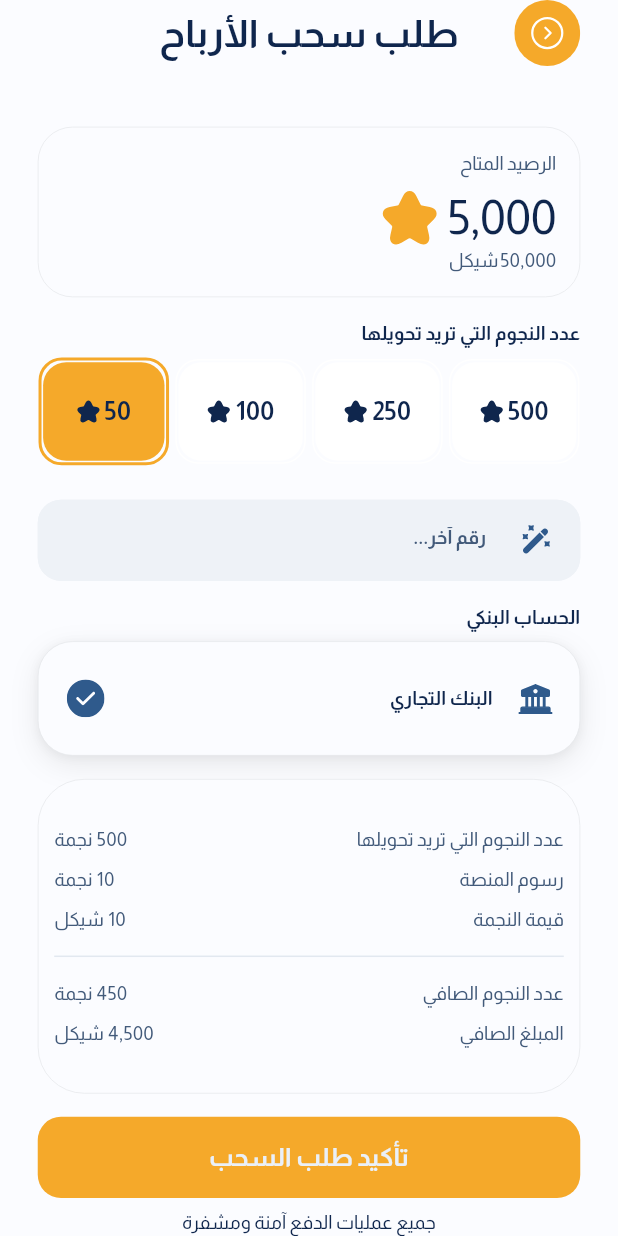
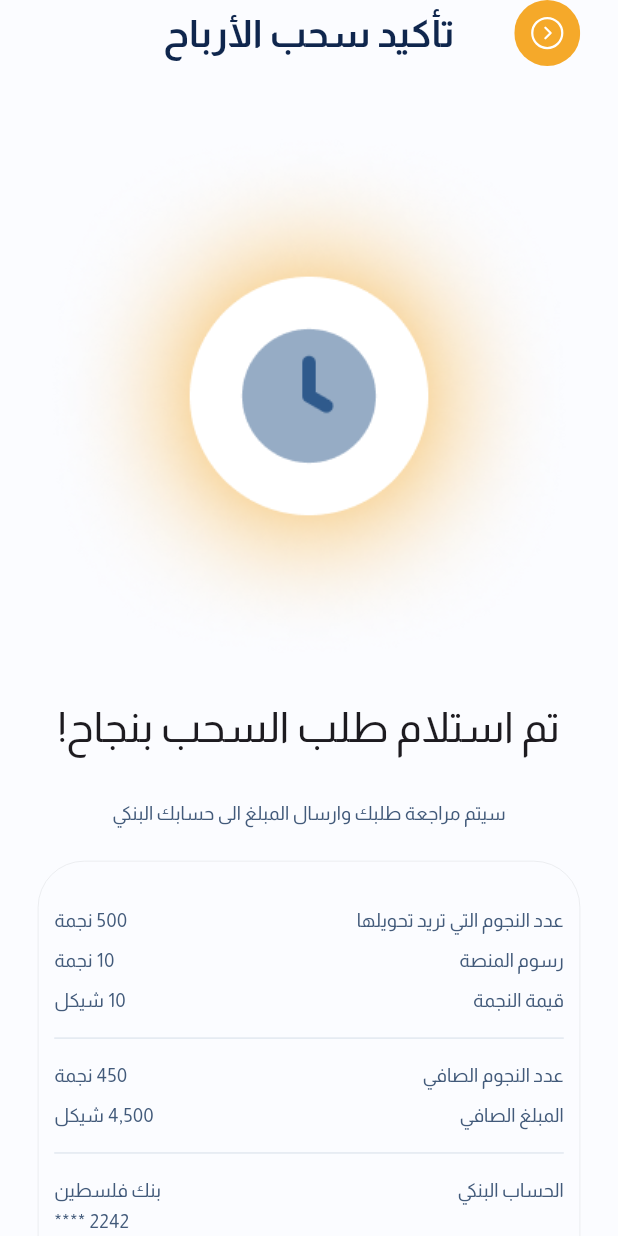
Before and after one commit to alhessiahmed/crowdfunding_platform, a Flutter app: the RequestToWithdrawProfitsScreen screen opened by its route, after a tap on "تأكيد طلب السحب", on a phone screen of 412 x 824 dp. Run offline on Flutter 3.47's test engine with Material 3 defaults, Android fonts, the phone set to English and light mode, and no system bars; our stand-ins replace dotted_border, flutter_screenutil, flutter_svg, get, image_picker, shared_preferences; missing offline and left inert: video_thumbnail; accounts and stored records are empty.

Commit message:
done summer_of_withdraw_screen.dart

```diff
--- a/lib/controller/core/constants/images_manager.dart
+++ b/lib/controller/core/constants/images_manager.dart
@@ -15,6 +15,7 @@ class ImagesManager {
   static const String starLight = '$mainPath/star_light.png';
   static const String starDark = '$mainPath/star_dark.png';
   static const String placeHolder = '$mainPath/place_holder.png';
+  static const String clockImage = '$mainPath/Clock.png';
 
   // Icons
   static const String iconsPath = 'assets/images/icons';
@@ -101,4 +102,6 @@ class ImagesManager {
   static const String magicPenIcon = '$iconsPath/ic_magicpen.svg';
   static const String checkLightCircleIcon =
       '$iconsPath/ic_check_light.circle.svg';
+  static const String estimatedITimeToWithdrawIcon =
+      '$iconsPath/ic_estimated_time_to_withdraw.svg';
 }
--- a/lib/controller/core/routes/get_pages.dart
+++ b/lib/controller/core/routes/get_pages.dart
@@ -8,6 +8,7 @@ import 'package:crowdfunding_platform/controller/getx/bindings/edit_campaign_det
 import 'package:crowdfunding_platform/controller/getx/bindings/home_binding.dart';
 import 'package:crowdfunding_platform/controller/getx/bindings/donar_home_binding.dart';
 import 'package:crowdfunding_platform/controller/getx/bindings/request_to_withdraw_profits_binding.dart';
+import 'package:crowdfunding_platform/controller/getx/bindings/summer_of_withdraw_binding.dart';
 import 'package:crowdfunding_platform/controller/getx/bindings/wallet_binding.dart';
 import 'package:crowdfunding_platform/view/screens/add_pymaent_method/add_payment_method_page.dart';
 import 'package:crowdfunding_platform/view/screens/add_pymaent_method/choose_payment_method_page.dart';
@@ -25,6 +26,7 @@ import 'package:crowdfunding_platform/view/screens/update_campaign/add_update_to
 import 'package:crowdfunding_platform/view/screens/update_campaign/control_campaign_screen.dart';
 import 'package:crowdfunding_platform/view/screens/update_campaign/edit_campaign_details_screen.dart';
 import 'package:crowdfunding_platform/view/screens/wallet/Request_to_withdraw_profits_screen.dart';
+import 'package:crowdfunding_platform/view/screens/wallet/summer_of_withdraw_screen.dart';
 import 'package:crowdfunding_platform/view/screens/wallet/wallet_screen.dart';
 import 'package:get/get.dart';
 
@@ -189,6 +191,11 @@ final List<GetPage<dynamic>> getPages = [
     page: () => const RequestToWithdrawProfitsScreen(),
     binding: RequestToWithdrawProfitsBinding(),
   ),
+  GetPage(
+    name: RoutesManager.summerOfWithdrawScreen,
+    page: () => const SummerOfWithdrawScreen(),
+    binding: SummerOfWithdrawBinding(),
+  ),
 
   // GetPage(
   //   name: AppRoutes.createAccount,
--- a/lib/controller/core/routes/routes_manager.dart
+++ b/lib/controller/core/routes/routes_manager.dart
@@ -33,4 +33,5 @@ class RoutesManager {
   static const walletScreen = '/wallet_screen';
   static const requestToWithdrawProfitsScreen =
       '/request_to_withdraw_profits_screen';
+  static const summerOfWithdrawScreen = '/summer_of_withdraw_screen';
 }
--- /dev/null
+++ b/lib/controller/getx/bindings/summer_of_withdraw_binding.dart
@@ -0,0 +1,9 @@
+import 'package:crowdfunding_platform/controller/getx/controllers/wallet/summer_of_withdraw_controller.dart';
+import 'package:get/instance_manager.dart';
+
+class SummerOfWithdrawBinding implements Bindings {
+  @override
+  void dependencies() {
+    Get.put(SummerOfWithdrawController());
+  }
+}
--- /dev/null
+++ b/lib/controller/getx/controllers/wallet/summer_of_withdraw_controller.dart
@@ -0,0 +1,3 @@
+import 'package:get/get.dart';
+
+class SummerOfWithdrawController extends GetxController {}
--- a/lib/controller/localization/ar.dart
+++ b/lib/controller/localization/ar.dart
@@ -267,4 +267,14 @@ Map<String, String> arLocale = {
   'Net_number_of_stars': 'عدد النجوم الصافي',
   'net_amount': 'المبلغ الصافي',
   'Confirm_withdrawal_request': 'تأكيد طلب السحب',
+  'Confirmation_of_profit_withdrawal': 'تأكيد سحب الأرباح',
+  'Your_withdrawal_request_has_been_received_successfully!':
+      'تم استلام طلب السحب بنجاح!',
+  'Your_request_will_be_reviewed_and_the_payment_will_be_sent_to_your_bank_Saccount.':
+      'سيتم مراجعة طلبك وارسال المبلغ الى حسابك البنكي',
+  'Expected_arrival_time': 'وقت الوصول المتوقع',
+  'The_review_usually_takes_24_to_48_hours.':
+      'تستغرق المراجعة عادة من 24 إلى 48 ساعة.',
+  'Go_to_the_control_panel': 'الانتقال إلى لوحة التحكم',
+  'Return_to_wallet': 'العودة للمحفظة',
 };
--- a/lib/view/screens/wallet/Request_to_withdraw_profits_screen.dart
+++ b/lib/view/screens/wallet/Request_to_withdraw_profits_screen.dart
@@ -1,4 +1,5 @@
 import 'package:crowdfunding_platform/controller/core/constants/images_manager.dart';
+import 'package:crowdfunding_platform/controller/core/routes/routes_manager.dart';
 import 'package:crowdfunding_platform/controller/getx/controllers/wallet/request_to_withdraw_profits_controller.dart';
 import 'package:crowdfunding_platform/view/widgets/card_divider.dart';
 import 'package:crowdfunding_platform/view/widgets/text_field_widget.dart';
@@ -11,7 +12,6 @@ import 'package:flutter/material.dart';
 import 'package:flutter_screenutil/flutter_screenutil.dart';
 import 'package:flutter_svg/flutter_svg.dart';
 import 'package:get/get.dart';
-import 'package:get/get_connect/http/src/utils/utils.dart';
 
 class RequestToWithdrawProfitsScreen
     extends GetView<RequestToWithdrawProfitsController> {
@@ -103,7 +103,9 @@ class RequestToWithdrawProfitsScreen
                 ),
                 SizedBox(height: 16.h),
                 ElevatedButton(
-                  onPressed: () {},
+                  onPressed: () {
+                    Get.toNamed(RoutesManager.summerOfWithdrawScreen);
+                  },
                   child: Text('Confirm_withdrawal_request'.tr),
                 ),
                 SizedBox(height: 8.h),
--- /dev/null
+++ b/lib/view/screens/wallet/summer_of_withdraw_screen.dart
@@ -0,0 +1,134 @@
+import 'package:crowdfunding_platform/controller/core/constants/colors_manager.dart';
+import 'package:crowdfunding_platform/controller/core/constants/images_manager.dart';
+import 'package:crowdfunding_platform/controller/core/routes/routes_manager.dart';
+import 'package:crowdfunding_platform/view/widgets/card_divider.dart';
+import 'package:crowdfunding_platform/view/widgets/update_campaign_widget/app_card.dart';
+import 'package:crowdfunding_platform/view/widgets/update_campaign_widget/appbar_section.dart';
+import 'package:crowdfunding_platform/view/widgets/wallet_widget/withdraw_request_summary_card.dart';
+import 'package:flutter/material.dart';
+import 'package:flutter_screenutil/flutter_screenutil.dart';
+import 'package:flutter_svg/svg.dart';
+import 'package:get/get.dart';
+
+import 'package:crowdfunding_platform/controller/getx/controllers/wallet/summer_of_withdraw_controller.dart';
+
+class SummerOfWithdrawScreen extends GetView<SummerOfWithdrawController> {
+  const SummerOfWithdrawScreen({super.key});
+
+  @override
+  Widget build(BuildContext context) {
+    return Scaffold(
+      body: SafeArea(
+        child: SingleChildScrollView(
+          child: Column(
+            mainAxisAlignment: MainAxisAlignment.center,
+            crossAxisAlignment: CrossAxisAlignment.center,
+            children: [
+              AppbarSection(title: 'Confirmation_of_profit_withdrawal'.tr),
+              SizedBox(height: 16.h),
+              Center(child: Image.asset(ImagesManager.clockImage)),
+              SizedBox(height: 24.h),
+              Text(
+                'Your_withdrawal_request_has_been_received_successfully!'.tr,
+                style: Theme.of(context).textTheme.headlineMedium,
+                textAlign: TextAlign.center,
+              ),
+
+              SizedBox(height: 32.h),
+              Text(
+                'Your_request_will_be_reviewed_and_the_payment_will_be_sent_to_your_bank_Saccount.'
+                    .tr,
+                style: Theme.of(context).textTheme.bodySmall?.copyWith(
+                  color: ColorsManager.secondaryLight,
+                ),
+                textAlign: TextAlign.center,
+              ),
+              SizedBox(height: 24.h),
+              WithdrawRequestSummaryCard(
+                listOfSummaryItems: [
+                  TextOfTheSummary(
+                    title: 'Number_of_stars_you_want_to_convert'.tr,
+                    value: 500,
+                    thrillingText: 'star'.tr,
+                  ),
+                  SizedBox(height: 10.h),
+                  TextOfTheSummary(
+                    title: 'Platform_fees'.tr,
+                    value: 10,
+                    thrillingText: 'star'.tr,
+                  ),
+                  SizedBox(height: 10.h),
+                  TextOfTheSummary(
+                    title: 'Star_value'.tr,
+                    value: 10,
+                    thrillingText: 'Shakel'.tr,
+                  ),
+                  CardDivider(height: 2.h),
+                  TextOfTheSummary(
+                    title: 'Net_number_of_stars'.tr,
+                    value: 450,
+                    thrillingText: 'star'.tr,
+                  ),
+                  SizedBox(height: 10.h),
+                  TextOfTheSummary(
+                    title: 'net_amount'.tr,
+                    value: 4500,
+                    thrillingText: 'Shakel'.tr,
+                  ),
+                  CardDivider(height: 2.h),
+
+                  TextOfTheSummary(
+                    title: 'bank_account'.tr,
+                    thrillingText: 'بنك فلسطين',
+                  ),
+                  SizedBox(height: 4.h),
+                  TextOfTheSummary(title: '', thrillingText: '2242 ****'),
+                  SizedBox(height: 10.h),
+                  TextOfTheSummary(
+                    title: 'Expected_arrival_time'.tr,
+                    thrillingText: 'بعد يومين',
+                  ),
+                ],
+              ),
+              SizedBox(height: 24.h),
+              AppCard(
+                child: Row(
+                  children: [
+                    SvgPicture.asset(
+                      ImagesManager.estimatedITimeToWithdrawIcon,
+                      height: 40,
+                      width: 40,
+                    ),
+                    SizedBox(width: 10.w),
+                    Text(
+                      'The_review_usually_takes_24_to_48_hours.'.tr,
+                      style: Theme.of(context).textTheme.bodySmall?.copyWith(
+                        color: ColorsManager.secondaryLight,
+                      ),
+                    ),
+                  ],
+                ),
+              ),
+              SizedBox(height: 24.h),
+              ElevatedButton(
+                onPressed: () {},
+                child: Text('Go_to_the_control_panel'.tr),
+              ),
+              SizedBox(height: 10.h),
+              ElevatedButton(
+                onPressed: () {
+                  Get.toNamed(RoutesManager.walletScreen);
+                },
+                style: ElevatedButton.styleFrom(
+                  backgroundColor: ColorsManager.secondaryThanksColor,
+                ),
+                child: Text('Return_to_wallet'.tr),
+              ),
+              SizedBox(height: 30.h),
+            ],
+          ).paddingSymmetric(horizontal: 24.w),
+        ),
+      ),
+    );
+  }
+}
--- a/lib/view/widgets/update_campaign_widget/app_card.dart
+++ b/lib/view/widgets/update_campaign_widget/app_card.dart
@@ -35,7 +35,7 @@ class AppCard extends StatelessWidget {
         : <BoxShadow>[];
 
     return Container(
-      padding: padding ?? EdgeInsets.all(16.r),
+      padding: padding ?? EdgeInsets.all(16),
       decoration: BoxDecoration(
         color:
             backGroundColor ?? Theme.of(context).colorScheme.onInverseSurface,
--- a/lib/view/widgets/wallet_widget/withdraw_request_summary_card.dart
+++ b/lib/view/widgets/wallet_widget/withdraw_request_summary_card.dart
@@ -24,16 +24,16 @@ class TextOfTheSummary extends StatelessWidget {
   const TextOfTheSummary({
     super.key,
     required this.title,
-    required this.value,
+    this.value,
     required this.thrillingText,
   });
   final String title;
-  final int value;
+  final int? value;
   final String thrillingText;
   @override
   Widget build(BuildContext context) {
     final numberFormatter = intl.NumberFormat('#,###');
-    final formattedValue = numberFormatter.format(value);
+    final formattedValue = value != null ? numberFormatter.format(value) : '';
 
     return Row(
       mainAxisAlignment: MainAxisAlignment.spaceBetween,
```
Also changed, not shown: assets/images/Clock.png (added), assets/images/icons/ic_estimated_time_to_withdraw.svg (added).
